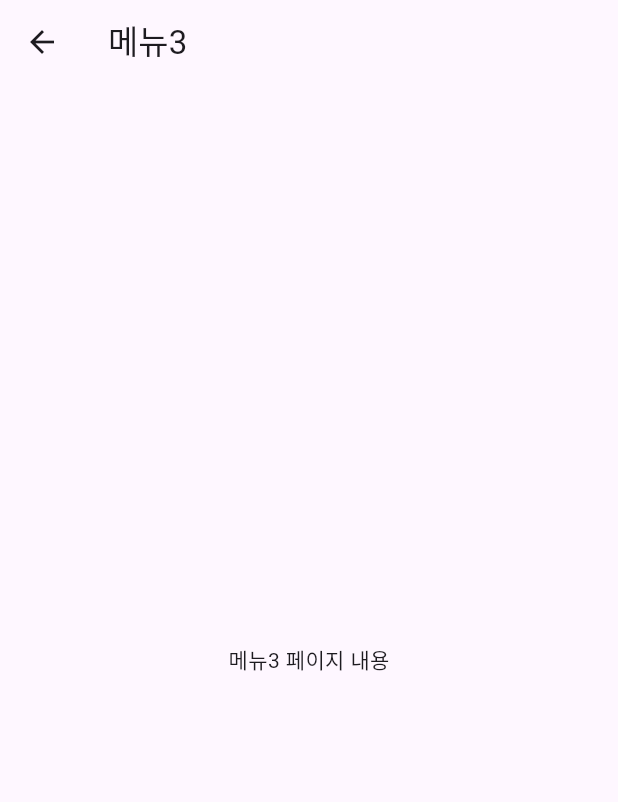
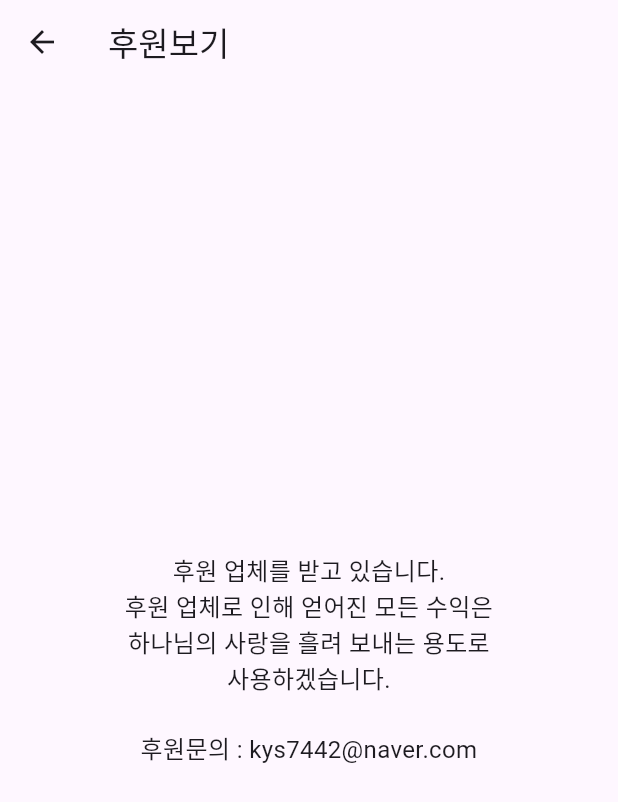
Before and after one commit to kys7442/ex8, a Flutter app: the Etc3Page screen opened directly, on a phone screen of 412 x 824 dp. Shown: the top 802 px of the screen. Run offline on Flutter 3.47's test engine with Material 3 defaults, Android fonts, the phone set to English and light mode, and no system bars; our stand-ins replace flutter_dotenv, google_mobile_ads, shared_preferences; accounts and stored records are empty; network calls fail.

Commit message:
남은 메뉴 처리

```diff
--- a/lib/screens/etc3_page.dart
+++ b/lib/screens/etc3_page.dart
@@ -6,9 +6,17 @@ class Etc3Page extends StatelessWidget {
   @override
   Widget build(BuildContext context) {
     return Scaffold(
-      appBar: AppBar(title: Text('메뉴3')),
+      appBar: AppBar(title: Text('후원보기')),
       body: Center(
-        child: Text('메뉴3 페이지 내용'),
+        child: Text(
+          '후원 업체를 받고 있습니다.\n'
+          '후원 업체로 인해 얻어진 모든 수익은\n'
+          '하나님의 사랑을 흘려 보내는 용도로\n'
+          '사용하겠습니다.\n\n'
+          '후원문의 : kys7442@naver.com',
+          textAlign: TextAlign.center,
+          style: TextStyle(fontSize: 16),
+        ),
       ),
     );
   }
--- a/lib/screens/first_sub2_page.dart
+++ b/lib/screens/first_sub2_page.dart
@@ -15,10 +15,10 @@ class FirstSub2Page extends StatefulWidget {
       required this.chapterId});
 
   @override
-  _FirstSub2PageState createState() => _FirstSub2PageState();
+  FirstSub2PageState createState() => FirstSub2PageState();
 }
 
-class _FirstSub2PageState extends State<FirstSub2Page> {
+class FirstSub2PageState extends State<FirstSub2Page> {
   List<Map<String, dynamic>> chapters = [];
   bool isLoading = true;
   String errorMessage = '';
--- a/lib/screens/home_page.dart
+++ b/lib/screens/home_page.dart
@@ -267,7 +267,11 @@ class HomePageState extends State<HomePage> {
                 onTap: () {
                   Navigator.push(
                     context,
-                    MaterialPageRoute(builder: (context) => Etc2Page()),
+                    MaterialPageRoute(
+                      builder: (context) => Etc2Page(
+                        mostViewedBible: [data['mostViewedBible']],
+                      ),
+                    ),
                   );
                 },
               ),
```
Also changed, not shown: lib/screens/etc2_page.dart (+33 -4 lines).
